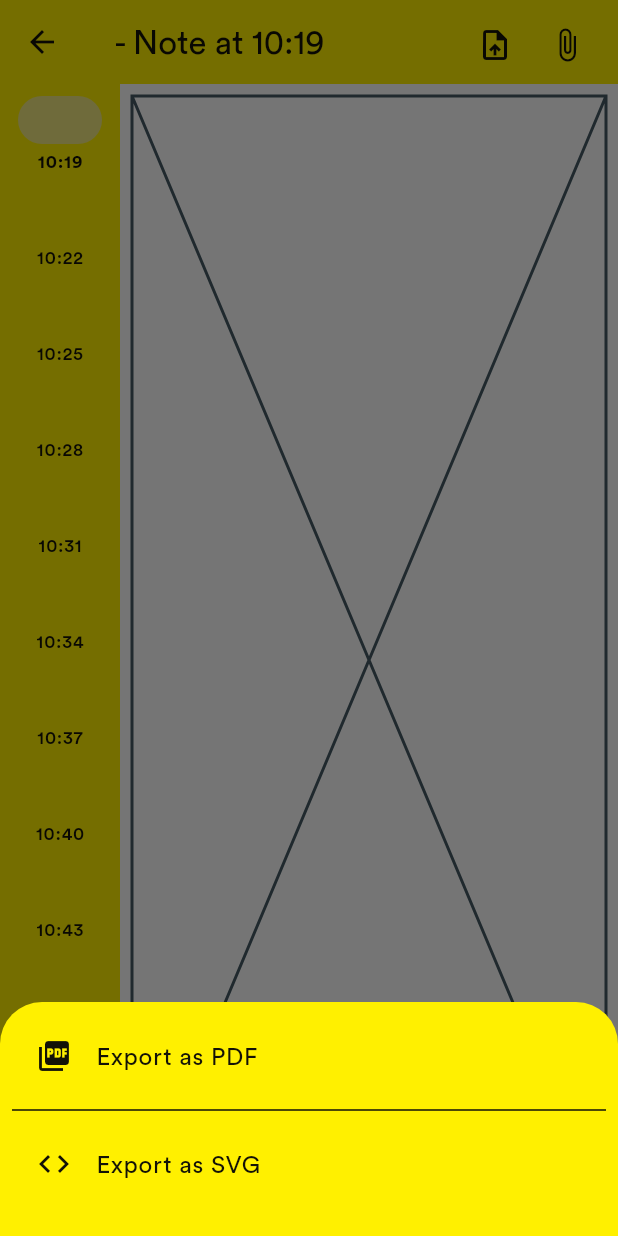
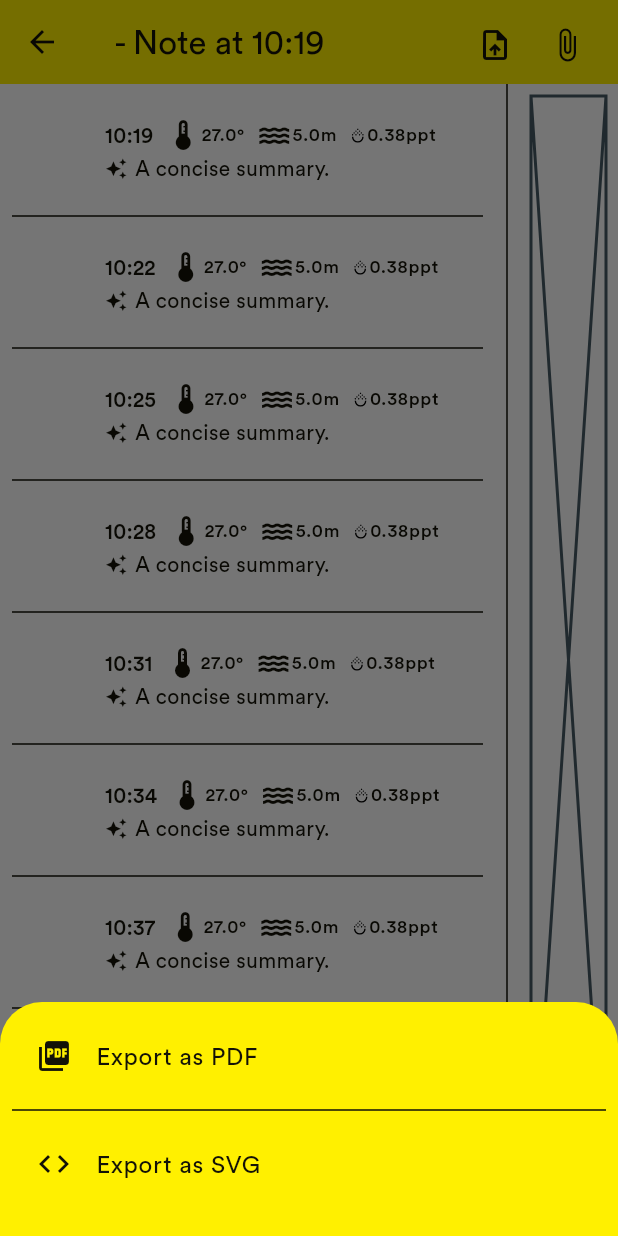
Before and after one commit to FLLdpp285/deepnote, a Flutter app: the ViewCardPage screen opened directly with empty values, after a tap on the "upload file" icon, on a phone screen of 412 x 824 dp. Run offline on Flutter 3.47's test engine with Material 3 defaults, Android fonts, the phone set to English and light mode, and no system bars; our stand-ins replace flutter_svg; network calls fail; project files that could hold a hidden picture were left out.

Commit message:
UI overhaul

```diff
--- a/lib/main.dart
+++ b/lib/main.dart
@@ -1,4 +1,6 @@
 import 'package:flutter/material.dart';
+import 'package:flutter_svg/flutter_svg.dart';
+import 'dart:math';
 
 const colorScheme = ColorScheme(
   brightness: Brightness.light,
@@ -49,12 +51,15 @@ class _HomePageState extends State<HomePage> {
   Widget build(BuildContext context) {
     return Scaffold(
       appBar: AppBar(
-        title: Center(
+        title: Row(children: [
+          Image.asset("images/DeepNote.png", height: 40),
+          Expanded(child: Center(
             child: Text("My Notes",
                 style: Theme.of(context)
                     .textTheme
                     .headlineSmall
-                    ?.copyWith(fontWeight: FontWeight.w700))),
+                    ?.copyWith(fontWeight: FontWeight.w700))))
+          ]),
       ),
       backgroundColor: Colors.white,
       body: Center(
@@ -110,9 +115,13 @@ class ViewCardPage extends StatefulWidget {
 
 class Note extends StatelessWidget {
   final String time;
+  double temp = 27.3;
+  double depth = 5;
+  double salinity = 3.8;
   final Widget thumbnail;
+  final String summary = "A concise summary.";
 
-  const Note({required this.time, required this.thumbnail});
+  Note({required this.time, required this.thumbnail, this.temp = 27.3, this.depth = 5, this.salinity = 3.8});
 
   @override
   Widget build(BuildContext context) {
@@ -124,7 +133,10 @@ final String dpp_logo_url = "https://static.wixstatic.com/media/148775_8f1484c02
 
 class _ViewCardPageState extends State<ViewCardPage> {
   int _selected = 0;
-  List<Note> _notes = List.generate(10, (int index) => Note(time: "10:${19 + 3*index}", thumbnail: Image.network(dpp_logo_url, width: 13)));
+  List<Note> _notes = List.generate(10, (int index) {
+    var rng = Random();
+    return Note(time: "10:${19 + 3*index}", thumbnail: Image.network(dpp_logo_url, width: 13), temp: 27 + rng.nextInt(20) * 0.1);
+  });
 
   @override
   Widget build(BuildContext context) {
@@ -155,29 +167,33 @@ class _ViewCardPageState extends State<ViewCardPage> {
       ),
       backgroundColor: Colors.white,
       body: Row(children: [
-        LayoutBuilder(
-          builder: (context, constraints) => SingleChildScrollView(
-            child: ConstrainedBox(
-              constraints: BoxConstraints(minHeight: constraints.maxHeight),
-              child: IntrinsicHeight(
-                child: NavigationRail(
-                  selectedIndex: _selected,
-                  onDestinationSelected: (int dest) {
-                    setState(() {
-                      _selected = dest;
-                    });
-                  },
-                  selectedLabelTextStyle: Theme.of(context)
-                      .textTheme
-                      .labelMedium
-                      ?.copyWith(fontWeight: FontWeight.w700),
-                  destinations: _notes.map((Note n) => NavigationRailDestination(icon: n.thumbnail, label: Text(n.time))).toList(),
-                  labelType: NavigationRailLabelType.all,
-                ),
-              ),
-            ),
-          ),
-        ),
+        SizedBox(width: 330, child: ListView.separated(
+          itemCount: _notes.length,
+          separatorBuilder: (context, index) => const Divider(),
+          itemBuilder: (context, index) {
+            Note note = _notes[index];
+
+            return ListTile(
+            leading: Image.network(dpp_logo_url, width: 30),
+            title: Row(
+              crossAxisAlignment: CrossAxisAlignment.center,
+              children: [
+                Text(note.time, style: Theme.of(context).textTheme?.labelLarge),
+                SizedBox(width: 8),
+                Icon(Icons.thermostat),
+                Text(style: Theme.of(context).textTheme?.labelMedium, "${note.temp}\u00b0"),
+                SizedBox(width: 8),
+                Icon(Icons.water),
+                Text(style: Theme.of(context).textTheme?.labelMedium, "${note.depth}\u006d"),
+                SizedBox(width: 8),
+                SvgPicture.asset("images/salinity.svg", height: Theme.of(context).textTheme?.labelMedium?.fontSize),
+                Text(style: Theme.of(context).textTheme?.labelMedium, "${note.salinity / 10}\u0070\u0070\u0074"),
+              ]),
+            subtitle: Row(spacing: 5, children: [Icon(Icons.auto_awesome, size: 15), Text(note.summary)]),
+          ); },
+          padding: const EdgeInsets.all(8.0)
+        )),
+        const VerticalDivider(),
         const Expanded(
             child: Padding(
           padding: EdgeInsets.all(8.0),
--- a/pubspec.yaml
+++ b/pubspec.yaml
@@ -35,6 +35,7 @@ dependencies:
   # The following adds the Cupertino Icons font to your application.
   # Use with the CupertinoIcons class for iOS style icons.
   cupertino_icons: ^1.0.6
+  flutter_svg: ^2.0.17
 
 dev_dependencies:
   flutter_test:
@@ -86,6 +87,10 @@ flutter:
   #       - asset: fonts/TrajanPro_Bold.ttf
   #         weight: 700
 
+  assets:
+    - images/salinity.svg
+    - images/DeepNote.png
+
   fonts:
     - family: Circular
       fonts:
```
Also changed, not shown: images/DeepNote.png (added), images/salinity.svg (added), pubspec.lock.
